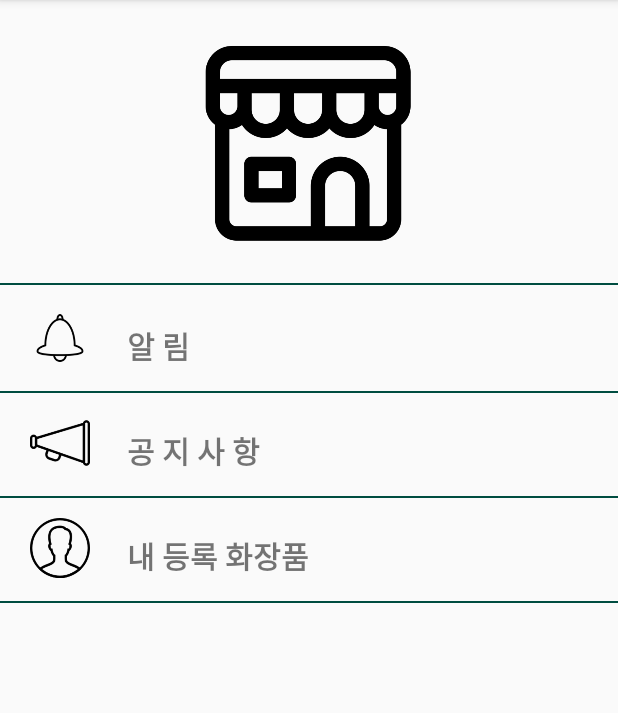
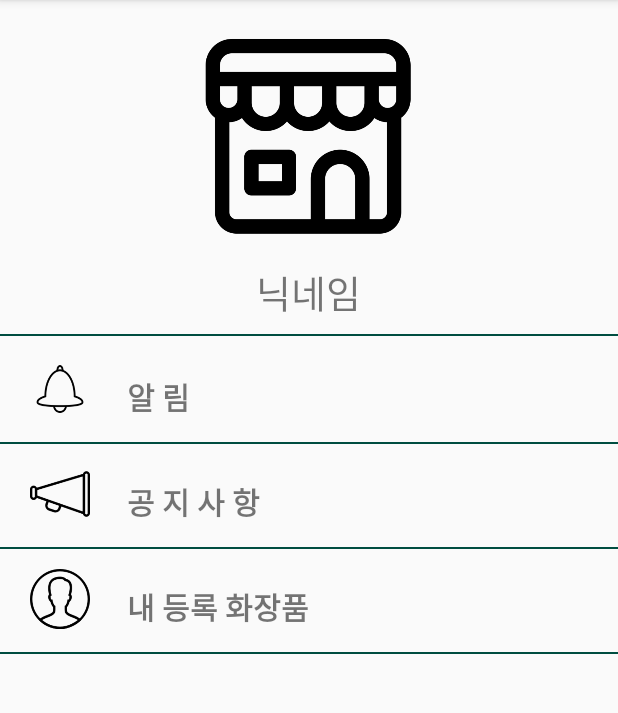
Before and after one commit to zizinPMC/Cosmetic, an Android app: the fragment MyPageFragment shown on its own in the app's theme, on a phone screen of 412 x 824 dp, the part 84-797 px from its top. Run offline under Robolectric (Android 15) with nearby library versions, the light colour scheme and no system bars; our stand-ins replace ButterKnife; libraries missing offline, so code that uses them is left out: jp.wasabeef.glide; pictures from the network do not load; 1 statement that could not run was skipped.

Commit message:
update mypage ui

```diff
--- a/app/src/main/java/com/cosmetic/MyPageFragment.java
+++ b/app/src/main/java/com/cosmetic/MyPageFragment.java
@@ -7,6 +7,7 @@ import android.view.LayoutInflater;
 import android.view.View;
 import android.view.ViewGroup;
 import android.widget.ImageView;
+import android.widget.LinearLayout;
 
 import com.bumptech.glide.Glide;
 
@@ -22,6 +23,12 @@ import jp.wasabeef.glide.transformations.CropCircleTransformation;
 public class MyPageFragment extends Fragment{
     @BindView(R.id.userProfileImage)
     ImageView userProfileImg;
+    @BindView(R.id.linear_alarm)
+    LinearLayout linear_alarm;
+    @BindView(R.id.linear_notice)
+    LinearLayout linear_notice;
+    @BindView(R.id.linear_mycosmetic)
+    LinearLayout linear_mycosmetic;
 
     public static MyPageFragment newInstance(){
         MyPageFragment fragment = new MyPageFragment();
@@ -50,5 +57,27 @@ public class MyPageFragment extends Fragment{
                 .override(150,150)
                 .bitmapTransform(new CropCircleTransformation(getActivity()))
                 .into(userProfileImg);
+        //마이페이지 -알람
+        linear_alarm.setOnClickListener(new View.OnClickListener() {
+            @Override
+            public void onClick(View view) {
+
+            }
+        });
+        //마이페이지 -공지사항
+        linear_notice.setOnClickListener(new View.OnClickListener() {
+            @Override
+            public void onClick(View view) {
+
+            }
+        });
+        //마이페이지 -내 등록화장품 목록
+        linear_mycosmetic.setOnClickListener(new View.OnClickListener() {
+            @Override
+            public void onClick(View view) {
+
+            }
+        });
+
     }
 }
--- a/app/src/main/res/layout/fragment_mypage.xml
+++ b/app/src/main/res/layout/fragment_mypage.xml
@@ -2,23 +2,40 @@
 <RelativeLayout xmlns:android="http://schemas.android.com/apk/res/android"
     android:layout_width="match_parent"
     android:layout_height="match_parent">
-
+<RelativeLayout
+    android:layout_width="match_parent"
+    android:layout_height="wrap_content"
+    android:id="@+id/linear_profile">
     <ImageView
+        android:layout_marginLeft="30dp"
         android:id="@+id/userProfileImage"
         android:layout_width="150dp"
         android:layout_height="150dp"
-        android:layout_marginTop="20dp"
-        android:layout_marginBottom="20dp"
+        android:layout_marginTop="15dp"
+        android:layout_marginBottom="10dp"
         android:layout_alignParentTop="true"
         android:layout_centerInParent="true"
         android:src="@drawable/fab_store" />
 
+    <TextView
+        android:layout_width="wrap_content"
+        android:layout_height="wrap_content"
+        android:layout_below="@id/userProfileImage"
+        android:text="닉네임"
+        android:id="@+id/userName"
+        android:layout_centerInParent="true"
+        android:textSize="25sp"
+        android:layout_marginBottom="10dp"
+        />
+
+</RelativeLayout>
+
     <LinearLayout
         android:id="@+id/linear_alarm"
-        android:layout_width="wrap_content"
+        android:layout_width="match_parent"
         android:layout_height="wrap_content"
         android:layout_alignParentStart="true"
-        android:layout_below="@+id/userProfileImage"
+android:layout_below="@id/linear_profile"
         android:layout_marginTop="15dp"
         android:orientation="horizontal">
 
@@ -41,7 +58,7 @@
 
     <LinearLayout
         android:id="@+id/linear_notice"
-        android:layout_width="wrap_content"
+        android:layout_width="match_parent"
         android:layout_height="wrap_content"
         android:layout_alignParentStart="true"
         android:layout_below="@id/linear_alarm"
@@ -87,7 +104,7 @@
 
     <LinearLayout
         android:id="@+id/linear_mycosmetic"
-        android:layout_width="wrap_content"
+        android:layout_width="match_parent"
         android:layout_height="wrap_content"
         android:layout_alignParentStart="true"
         android:layout_below="@id/linear_notice"
```
